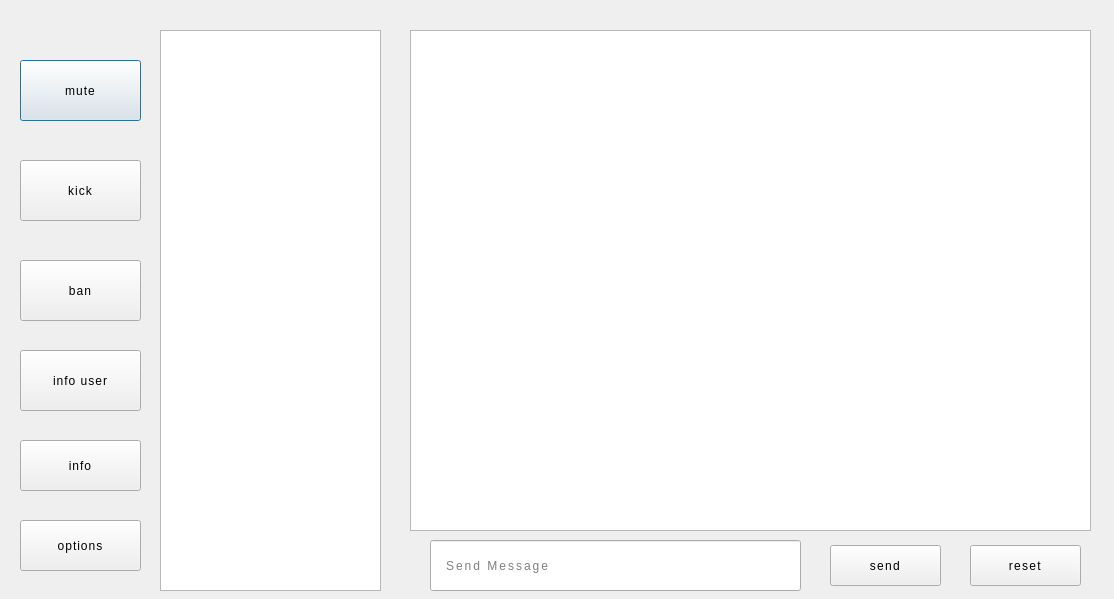
Qt form MultiChat/client_side_dialog.ui (vince-exe/MultiChat) before a commit.
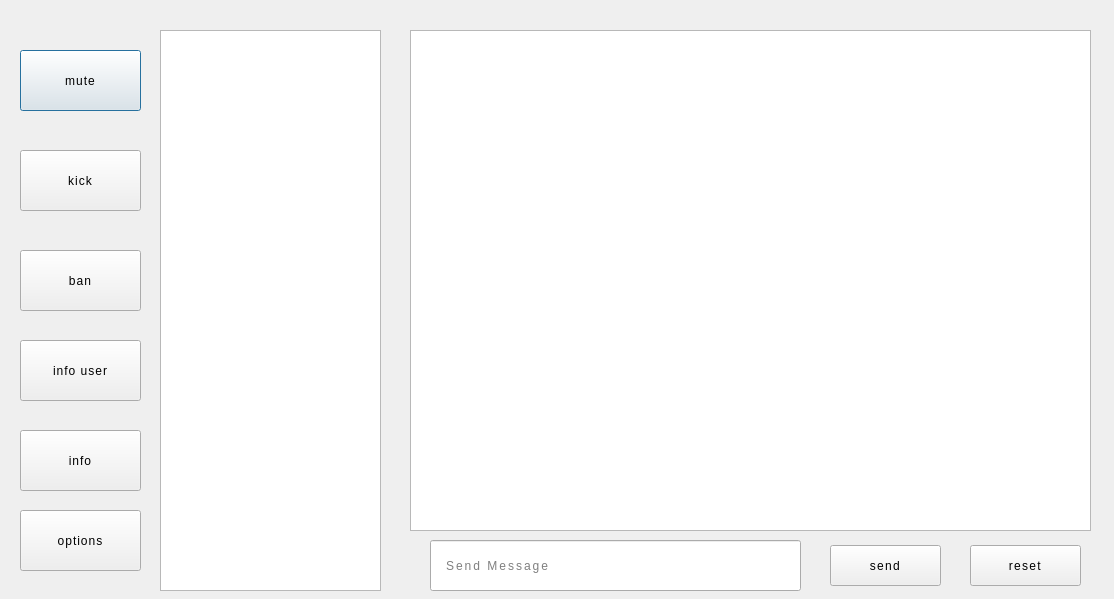
The same form after that commit.

The edit to the form file:
```diff
--- a/MultiChat/client_side_dialog.ui
+++ b/MultiChat/client_side_dialog.ui
@@ -130,7 +130,7 @@
    <property name="geometry">
     <rect>
      <x>20</x>
-     <y>60</y>
+     <y>50</y>
      <width>121</width>
      <height>61</height>
     </rect>
@@ -155,9 +155,9 @@
    <property name="geometry">
     <rect>
      <x>20</x>
-     <y>520</y>
+     <y>510</y>
      <width>121</width>
-     <height>51</height>
+     <height>61</height>
     </rect>
    </property>
    <property name="styleSheet">
@@ -205,7 +205,7 @@
    <property name="geometry">
     <rect>
      <x>20</x>
-     <y>350</y>
+     <y>340</y>
      <width>121</width>
      <height>61</height>
     </rect>
@@ -230,7 +230,7 @@
    <property name="geometry">
     <rect>
      <x>20</x>
-     <y>160</y>
+     <y>150</y>
      <width>121</width>
      <height>61</height>
     </rect>
@@ -255,7 +255,7 @@
    <property name="geometry">
     <rect>
      <x>20</x>
-     <y>260</y>
+     <y>250</y>
      <width>121</width>
      <height>61</height>
     </rect>
@@ -305,9 +305,9 @@
    <property name="geometry">
     <rect>
      <x>20</x>
-     <y>440</y>
+     <y>430</y>
      <width>121</width>
-     <height>51</height>
+     <height>61</height>
     </rect>
    </property>
    <property name="styleSheet">
```
Left out of the diff: 20 changed lines with no effect on the pictures.
